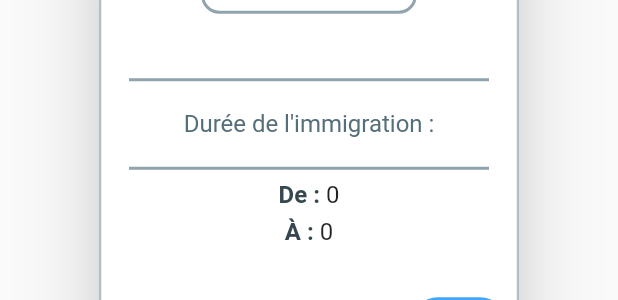
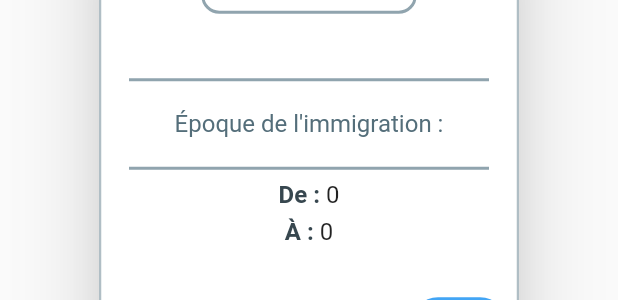
Before and after one commit to theoclerc/exponomade, a Flutter app: what arriveZoneInfoPopup() shows on an empty page, opened directly with empty values, on a phone screen of 412 x 824 dp. Shown: the part 491-791 px from the top of the screen. Run offline on Flutter 3.47's test engine with Material 2 defaults, Android fonts, the light colour scheme and no system bars; our stand-ins replace cloud_firestore, firebase_core, google_maps_flutter; accounts and stored records are empty.

Commit message:
changement zone

```diff
--- a/lib/zones/arriveZoneInfoPopup.dart
+++ b/lib/zones/arriveZoneInfoPopup.dart
@@ -63,7 +63,7 @@ class arriveZoneInfoPopup extends StatelessWidget {
             Padding(
               padding: const EdgeInsets.symmetric(vertical: 12.0),
               child: Text(
-                'Durée de l\'immigration :',
+                'Époque de l\'immigration :',
                 style: TextStyle(
                   color: Colors.blueGrey[600],
                   fontSize: 16.0,
```
